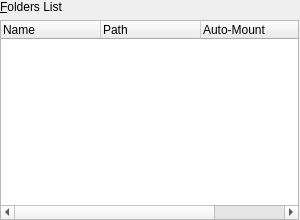
Before: the Qt Designer form vbox/src/VBox/Frontends/VirtualBox/src/settings/machine/UIMachineSettingsSF.ui in jljuxgm/vboxgit, drawn with Qt 5.
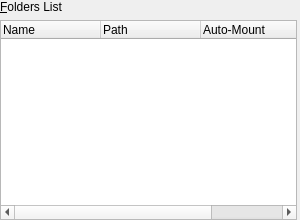
After: the same form once the commit is applied. Custom widgets are drawn as their Qt base class.

```diff
--- a/vbox/src/VBox/Frontends/VirtualBox/src/settings/machine/UIMachineSettingsSF.ui
+++ b/vbox/src/VBox/Frontends/VirtualBox/src/settings/machine/UIMachineSettingsSF.ui
@@ -42,7 +42,7 @@
       <number>0</number>
      </property>
      <property name="spacing">
-      <number>1</number>
+      <number>3</number>
      </property>
      <item>
       <widget class="QTreeWidget" name="mTwFolders">
```
